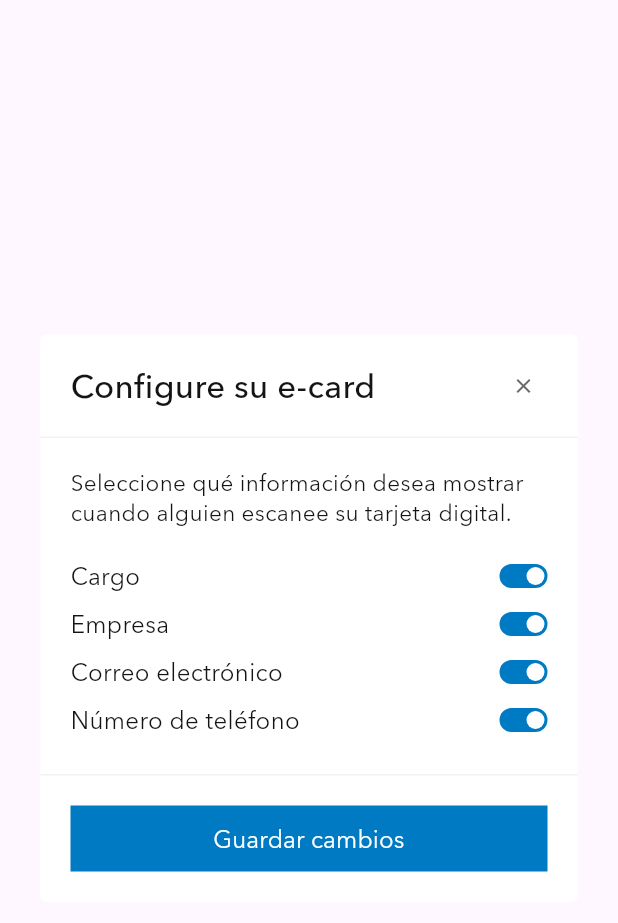
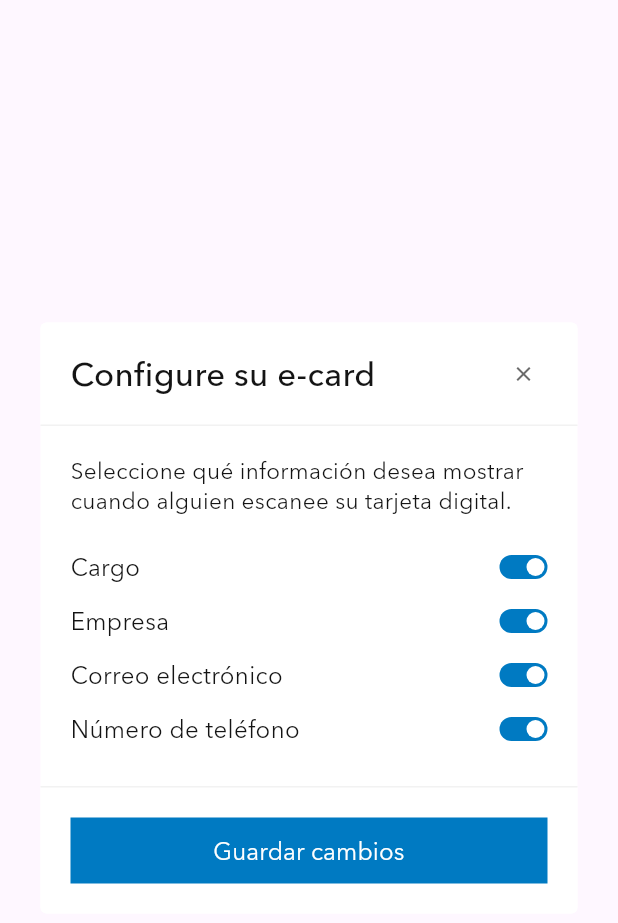
Before and after one commit to GeoGeeks/eventos_esri_cepa, a Flutter app: the ECardConfigModal widget shown alone on an empty page, opened directly with empty values, on a phone screen of 412 x 824 dp. Shown: the top 923 px of the screen. Run offline on Flutter 3.47's test engine with Material 3 defaults, Android fonts, the phone set to English and light mode, and no system bars; our stand-ins replace flutter_bloc, flutter_svg, qr_flutter.

Commit message:
diseño e-card

```diff
--- a/lib/features/inicio/inicio.dart
+++ b/lib/features/inicio/inicio.dart
@@ -1,5 +1,4 @@
 import 'package:flutter/material.dart';
-import '../../core/constants/app_colors.dart';
 import '../../core/constants/fonts.dart';
 import '../../core/constants/images.dart';
 import '../../core/widgets/event_card.dart';
--- a/lib/features/profile/presentation/widgets/e_card_action_button.dart
+++ b/lib/features/profile/presentation/widgets/e_card_action_button.dart
@@ -18,7 +18,9 @@ class ECardActionButton extends StatelessWidget {
   Widget build(BuildContext context) {
     return GestureDetector(
       onTap: onTap,
+      behavior: HitTestBehavior.opaque,
       child: Column(
+        mainAxisSize: MainAxisSize.min,
         children: [
           Container(
             width: 52,
--- a/lib/features/profile/presentation/widgets/e_card_config_modal.dart
+++ b/lib/features/profile/presentation/widgets/e_card_config_modal.dart
@@ -37,13 +37,12 @@ class _ECardConfigModalState extends State<ECardConfigModal> {
       insetPadding: const EdgeInsets.symmetric(horizontal: 16),
       child: Container(
         width: 358,
-        // Eliminamos height: 378 rígido para permitir que se adapte al contenido sin desbordarse
         decoration: BoxDecoration(
           color: Colors.white,
           borderRadius: BorderRadius.circular(4),
         ),
         child: Column(
-          mainAxisSize: MainAxisSize.min, // Se ajusta al tamaño vertical necesario
+          mainAxisSize: MainAxisSize.min,
           children: [
             /// --- HEADER ---
             Container(
@@ -66,7 +65,7 @@ class _ECardConfigModalState extends State<ECardConfigModal> {
                       'Configure su e-card',
                       style: TextStyle(
                         fontFamily: Fonts.medium,
-                        fontSize: 22, // Ajustado ligeramente para evitar saltos de línea bruscos
+                        fontSize: 22,
                         fontWeight: FontWeight.w500,
                         height: 28 / 22,
                         color: Color(0xFF141414),
@@ -90,7 +89,7 @@ class _ECardConfigModalState extends State<ECardConfigModal> {
               ),
             ),
 
-            /// --- CONTENT (Flexible + Scrollable si la pantalla es muy pequeña) ---
+            /// --- BODY ---
             Flexible(
               child: SingleChildScrollView(
                 padding: const EdgeInsets.all(20),
@@ -98,7 +97,6 @@ class _ECardConfigModalState extends State<ECardConfigModal> {
                   crossAxisAlignment: CrossAxisAlignment.start,
                   mainAxisSize: MainAxisSize.min,
                   children: [
-                    // Subtítulo / Label explicativo (SizedBox sin alto fijo para adaptarse a N líneas)
                     const Text(
                       'Seleccione qué información desea mostrar cuando alguien escanee su tarjeta digital.',
                       style: TextStyle(
@@ -109,10 +107,7 @@ class _ECardConfigModalState extends State<ECardConfigModal> {
                         color: Color(0xFF141414),
                       ),
                     ),
-
                     const SizedBox(height: 16),
-
-                    // Lista de Opciones
                     _ConfigToggleRow(
                       label: 'Cargo',
                       value: _cargo,
@@ -141,7 +136,7 @@ class _ECardConfigModalState extends State<ECardConfigModal> {
             /// --- FOOTER ---
             Container(
               width: double.infinity,
-              padding: const EdgeInsets.symmetric(horizontal: 20, vertical: 20),
+              padding: const EdgeInsets.all(20),
               decoration: const BoxDecoration(
                 color: Colors.white,
                 borderRadius: BorderRadius.only(
@@ -197,7 +192,6 @@ class _ECardConfigModalState extends State<ECardConfigModal> {
   }
 }
 
-/// Fila individual de Switch alineada al layout del CSS
 class _ConfigToggleRow extends StatelessWidget {
   final String label;
   final bool value;
@@ -212,7 +206,7 @@ class _ConfigToggleRow extends StatelessWidget {
   @override
   Widget build(BuildContext context) {
     return Padding(
-      padding: const EdgeInsets.symmetric(vertical: 6.0),
+      padding: const EdgeInsets.symmetric(vertical: 8.0),
       child: Row(
         mainAxisAlignment: MainAxisAlignment.spaceBetween,
         children: [
@@ -234,21 +228,19 @@ class _ConfigToggleRow extends StatelessWidget {
             child: AnimatedContainer(
               duration: const Duration(milliseconds: 180),
               curve: Curves.easeInOut,
-              width: 32.0,  // Ancho exacto
-              height: 16.0, // Alto exacto
-              padding: const EdgeInsets.all(2.0), // Padding interno para la bolita
+              width: 32.0,
+              height: 16.0,
+              padding: const EdgeInsets.all(2.0),
               decoration: BoxDecoration(
                 borderRadius: BorderRadius.circular(10.0),
-                color: value
-                    ? const Color(0xFF007AC2) // Azul activo
-                    : const Color(0xFFD6D6D6), // Gris inactivo
+                color: value ? const Color(0xFF007AC2) : const Color(0xFFD6D6D6),
               ),
               child: AnimatedAlign(
                 duration: const Duration(milliseconds: 180),
                 curve: Curves.easeInOut,
                 alignment: value ? Alignment.centerRight : Alignment.centerLeft,
                 child: Container(
-                  width: 12.0,  // Tamaño del thumb/círculo interno
+                  width: 12.0,
                   height: 12.0,
                   decoration: const BoxDecoration(
                     shape: BoxShape.circle,
```
Also changed, not shown: lib/features/profile/presentation/screens/e_card_screen.dart (+19 -33 lines), lib/features/profile/presentation/widgets/e_card_widget.dart (+33 -18 lines).
